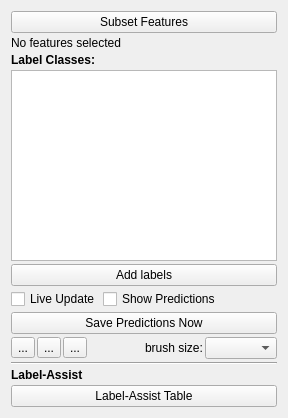
ilastik/ilastik, file ilastik/applets/objectClassification/labelingDrawer.ui: the form before one commit.
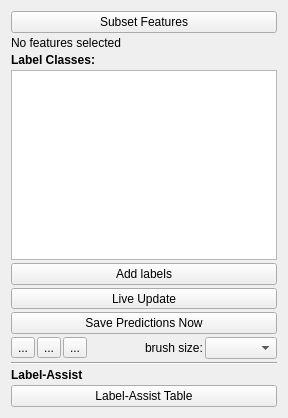
The form after the commit. Custom widgets are drawn as their Qt base class.

Commit message:
live-update checkbox to button
fixes #1758

Diff of the .ui file:
```diff
--- a/ilastik/applets/objectClassification/labelingDrawer.ui
+++ b/ilastik/applets/objectClassification/labelingDrawer.ui
@@ -94,12 +94,9 @@
      <item>
       <layout class="QHBoxLayout" name="horizontalLayout_3">
        <item>
-        <widget class="QCheckBox" name="checkInteractive">
-         <property name="enabled">
-          <bool>true</bool>
-         </property>
+        <widget class="QToolButton" name="liveUpdateButton">
          <property name="sizePolicy">
-          <sizepolicy hsizetype="Maximum" vsizetype="Fixed">
+          <sizepolicy hsizetype="Expanding" vsizetype="Fixed">
            <horstretch>0</horstretch>
            <verstretch>0</verstretch>
           </sizepolicy>
@@ -107,15 +104,11 @@
          <property name="text">
           <string>Live Update</string>
          </property>
-        </widget>
-       </item>
-       <item>
-        <widget class="QCheckBox" name="checkShowPredictions">
-         <property name="text">
-          <string>Show Predictions</string>
+         <property name="checkable">
+          <bool>true</bool>
          </property>
-         <property name="tristate">
-          <bool>false</bool>
+         <property name="toolButtonStyle">
+          <enum>Qt::ToolButtonTextBesideIcon</enum>
          </property>
         </widget>
        </item>
```
The commit also changes 1 other file.
